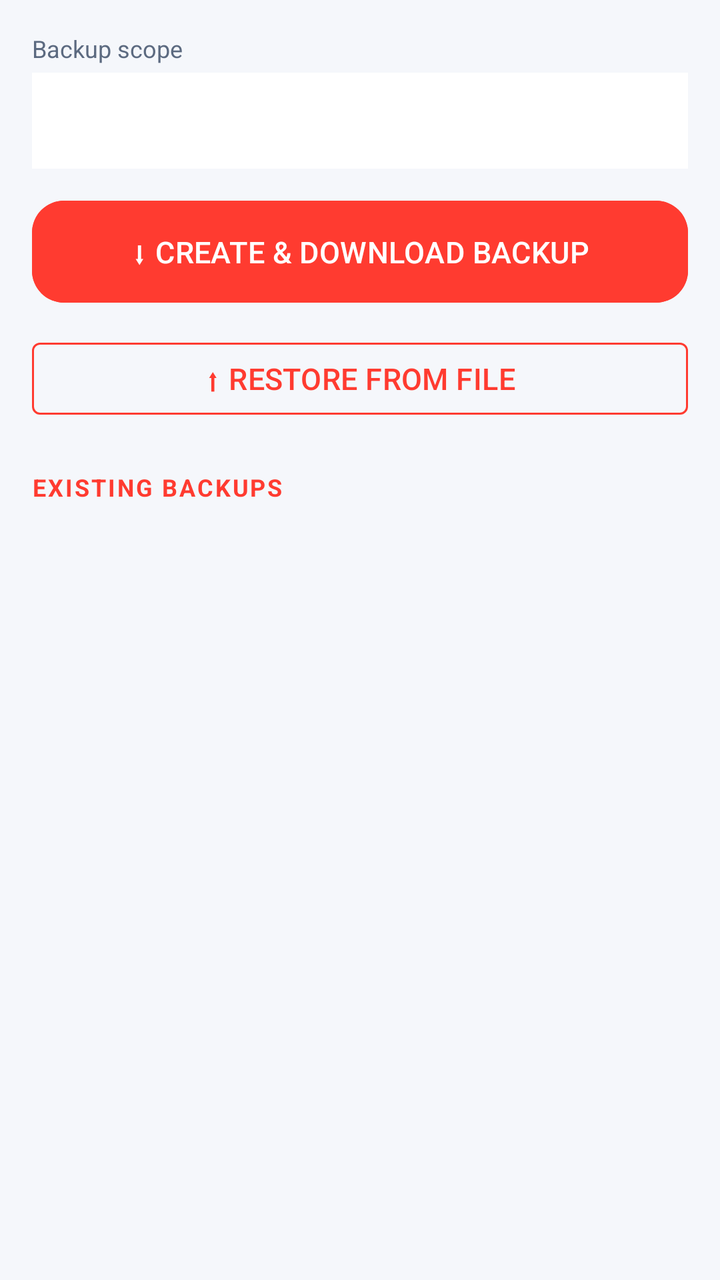
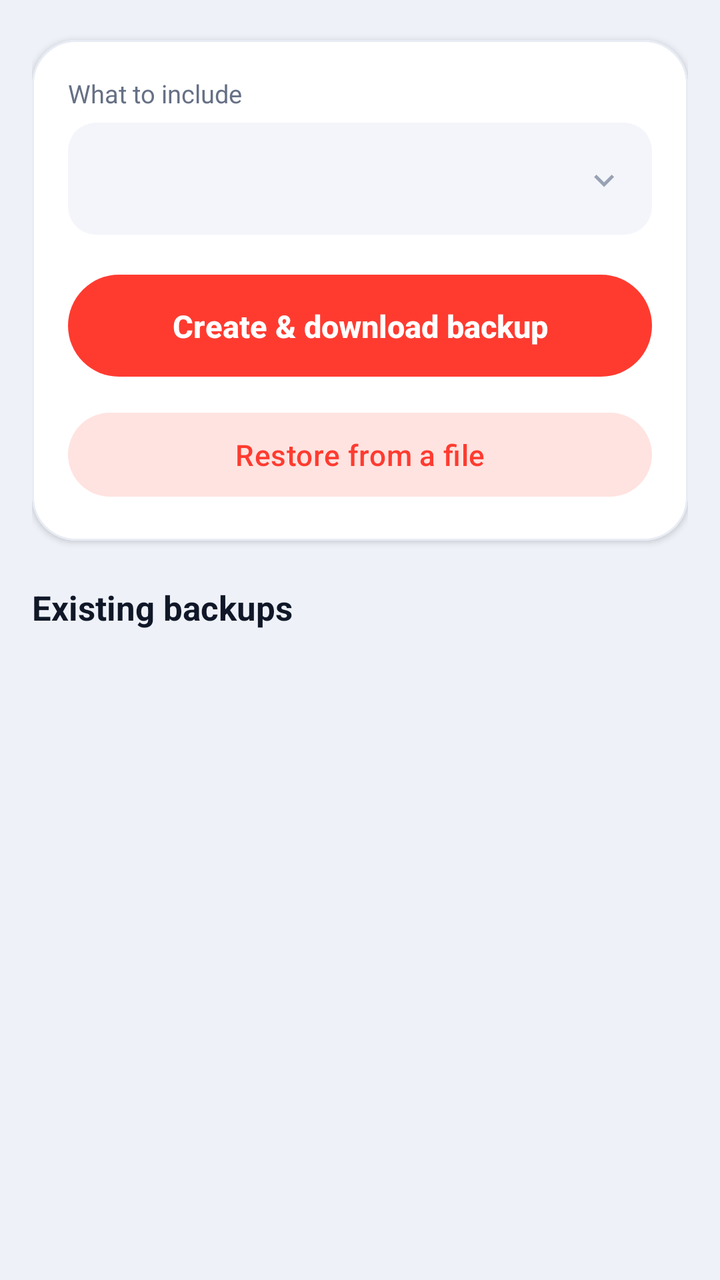

Two renders of the same Android screen: before a commit and after it. Below are the layout's source before the change and the commit's diff.
<!-- AndroidManifest.xml: application theme Theme.ItGuyAssets -->
<!-- res/layout/fragment_backup_restore.xml -->
<?xml version="1.0" encoding="utf-8"?>
<LinearLayout xmlns:android="http://schemas.android.com/apk/res/android"
    android:layout_width="match_parent"
    android:layout_height="match_parent"
    android:orientation="vertical"
    android:background="@color/bg">

    <LinearLayout
        android:layout_width="match_parent"
        android:layout_height="wrap_content"
        android:orientation="vertical"
        android:padding="16dp">

        <TextView style="@style/FieldLabel" android:text="Backup scope" android:layout_marginTop="0dp" />
        <Spinner android:id="@+id/scopeSpinner" android:layout_width="match_parent" android:layout_height="48dp" android:background="@color/surface" />

        <com.google.android.material.button.MaterialButton
            android:id="@+id/createBackupBtn"
            android:layout_width="match_parent"
            android:layout_height="wrap_content"
            android:layout_marginTop="12dp"
            android:backgroundTint="@color/accent"
            android:text="⬇ CREATE &amp; DOWNLOAD BACKUP" />

        <com.google.android.material.button.MaterialButton
            android:id="@+id/restoreBtn"
            style="@style/Widget.MaterialComponents.Button.OutlinedButton"
            android:layout_width="match_parent"
            android:layout_height="wrap_content"
            android:layout_marginTop="10dp"
            android:text="⬆ RESTORE FROM FILE"
            android:textColor="@color/accent"
            app:strokeColor="@color/accent"
            xmlns:app="http://schemas.android.com/apk/res-auto" />

        <TextView style="@style/SectionLabel" android:text="EXISTING BACKUPS" />
    </LinearLayout>

    <androidx.recyclerview.widget.RecyclerView
        android:id="@+id/recycler"
        android:layout_width="match_parent"
        android:layout_height="0dp"
        android:layout_weight="1" />

    <TextView
        android:id="@+id/emptyText"
        android:layout_width="match_parent"
        android:layout_height="wrap_content"
        android:padding="40dp"
        android:gravity="center"
        android:textColor="@color/muted"
        android:text="No backups yet"
        android:visibility="gone" />
</LinearLayout>
<!-- resources referenced by this layout -->
<resources>
  <style name="FieldLabel">
          <item name="android:layout_width">wrap_content</item>
          <item name="android:layout_height">wrap_content</item>
          <item name="android:layout_marginTop">10dp</item>
          <item name="android:layout_marginBottom">4dp</item>
          <item name="android:textColor">@color/muted</item>
          <item name="android:textSize">12sp</item>
      </style>
  <style name="SectionLabel">
          <item name="android:layout_width">wrap_content</item>
          <item name="android:layout_height">wrap_content</item>
          <item name="android:layout_marginTop">22dp</item>
          <item name="android:layout_marginBottom">8dp</item>
          <item name="android:textColor">@color/accent</item>
          <item name="android:textStyle">bold</item>
          <item name="android:textSize">12sp</item>
          <item name="android:letterSpacing">0.08</item>
      </style>
  <style name="Base.Theme.ItGuyAssets" parent="Theme.Material3.DayNight.NoActionBar">
          <item name="colorPrimary">@color/accent</item>
          <item name="colorOnPrimary">@color/on_accent</item>
          <item name="colorPrimaryContainer">@color/accent_container</item>
          <item name="colorOnPrimaryContainer">@color/accent</item>
          <item name="colorSecondary">@color/accent</item>
          <item name="colorSecondaryContainer">@color/accent_container</item>
          <item name="colorOnSecondaryContainer">@color/accent</item>
          <item name="android:colorBackground">@color/bg</item>
          <item name="colorSurface">@color/surface</item>
          
          <item name="elevationOverlayEnabled">false</item>
          <item name="colorSurfaceVariant">@color/surface_variant</item>
          <item name="colorOnSurface">@color/text</item>
          <item name="colorOnSurfaceVariant">@color/muted</item>
          <item name="colorOutline">@color/outline</item>
          <item name="android:windowBackground">@color/bg</item>
          <item name="android:statusBarColor">@color/bg</item>
          <item name="android:navigationBarColor">@color/bg</item>
          
          <item name="materialButtonStyle">@style/Button.IT</item>
          <item name="materialCardViewStyle">@style/Card</item>
          <item name="floatingActionButtonStyle">@style/FabPrimary</item>
      </style>
  <!-- unchanged entries left out for length: 15 -->
</resources>

<!-- the commit's change to res/layout/fragment_backup_restore.xml (unified diff, before → after) -->
@@ -1,54 +1,66 @@
 <?xml version="1.0" encoding="utf-8"?>
 <LinearLayout xmlns:android="http://schemas.android.com/apk/res/android"
+    xmlns:app="http://schemas.android.com/apk/res-auto"
     android:layout_width="match_parent"
     android:layout_height="match_parent"
-    android:orientation="vertical"
-    android:background="@color/bg">
+    android:background="@color/page"
+    android:orientation="vertical">
 
     <LinearLayout
         android:layout_width="match_parent"
         android:layout_height="wrap_content"
         android:orientation="vertical"
-        android:padding="16dp">
+        android:paddingStart="16dp"
+        android:paddingEnd="16dp"
+        android:paddingTop="6dp">
 
-        <TextView style="@style/FieldLabel" android:text="Backup scope" android:layout_marginTop="0dp" />
-        <Spinner android:id="@+id/scopeSpinner" android:layout_width="match_parent" android:layout_height="48dp" android:background="@color/surface" />
+        <com.google.android.material.card.MaterialCardView style="@style/Card">
+            <LinearLayout
+                android:layout_width="match_parent"
+                android:layout_height="wrap_content"
+                android:orientation="vertical"
+                android:padding="18dp">
 
-        <com.google.android.material.button.MaterialButton
-            android:id="@+id/createBackupBtn"
-            android:layout_width="match_parent"
-            android:layout_height="wrap_content"
-            android:layout_marginTop="12dp"
-            android:backgroundTint="@color/accent"
-            android:text="⬇ CREATE &amp; DOWNLOAD BACKUP" />
+                <TextView style="@style/FieldLabel" android:layout_marginTop="0dp" android:text="What to include" />
+                <Spinner android:id="@+id/scopeSpinner" style="@style/Dropdown" />
 
-        <com.google.android.material.button.MaterialButton
-            android:id="@+id/restoreBtn"
-            style="@style/Widget.MaterialComponents.Button.OutlinedButton"
-            android:layout_width="match_parent"
-            android:layout_height="wrap_content"
-            android:layout_marginTop="10dp"
-            android:text="⬆ RESTORE FROM FILE"
-            android:textColor="@color/accent"
-            app:strokeColor="@color/accent"
-            xmlns:app="http://schemas.android.com/apk/res-auto" />
+                <com.google.android.material.button.MaterialButton
+                    android:id="@+id/createBackupBtn"
+                    style="@style/ButtonPill"
+                    android:layout_width="match_parent"
+                    android:layout_height="wrap_content"
+                    android:layout_marginTop="16dp"
+                    android:text="Create &amp; download backup" />
 
-        <TextView style="@style/SectionLabel" android:text="EXISTING BACKUPS" />
+                <com.google.android.material.button.MaterialButton
+                    android:id="@+id/restoreBtn"
+                    style="@style/ButtonPillQuiet"
+                    android:layout_width="match_parent"
+                    android:layout_height="wrap_content"
+                    android:layout_marginTop="10dp"
+                    android:text="Restore from a file" />
+            </LinearLayout>
+        </com.google.android.material.card.MaterialCardView>
+
+        <TextView style="@style/SectionLabel" android:text="Existing backups" />
     </LinearLayout>
 
     <androidx.recyclerview.widget.RecyclerView
         android:id="@+id/recycler"
         android:layout_width="match_parent"
         android:layout_height="0dp"
-        android:layout_weight="1" />
+        android:layout_weight="1"
+        android:clipToPadding="false"
+        android:paddingTop="8dp"
+        android:paddingBottom="24dp" />
 
     <TextView
         android:id="@+id/emptyText"
         android:layout_width="match_parent"
         android:layout_height="wrap_content"
+        android:gravity="center"
         android:padding="40dp"
-        android:gravity="center"
-        android:textColor="@color/muted"
         android:text="No backups yet"
+        android:textColor="@color/text_faint"
         android:visibility="gone" />
 </LinearLayout>
<!-- resource entries referenced after the edit -->
@@ -1,23 +1,66 @@
 <!-- resources referenced by this layout -->
 <resources>
+  <color name="page">#EEF1F8</color>
+  <color name="text_faint">#98A2B3</color>
+  <style name="ButtonPill" parent="Widget.Material3.Button">
+          <item name="cornerRadius">28dp</item>
+          <item name="android:minHeight">54dp</item>
+          <item name="android:paddingTop">15dp</item>
+          <item name="android:paddingBottom">15dp</item>
+          <item name="android:textAllCaps">false</item>
+          <item name="android:textSize">15.5sp</item>
+          <item name="android:textStyle">bold</item>
+          <item name="android:letterSpacing">0</item>
+      </style>
+  <style name="ButtonPillQuiet" parent="Widget.Material3.Button.TonalButton">
+          <item name="cornerRadius">28dp</item>
+          <item name="android:minHeight">50dp</item>
+          <item name="android:textAllCaps">false</item>
+          <item name="android:textSize">14.5sp</item>
+      </style>
+  <style name="Dropdown">
+          <item name="android:layout_width">match_parent</item>
+          <item name="android:layout_height">56dp</item>
+          <item name="android:background">@drawable/dropdown_bg</item>
+          <item name="android:paddingStart">14dp</item>
+          <item name="android:paddingEnd">42dp</item>
+          <item name="android:popupBackground">@color/card</item>
+      </style>
   <style name="FieldLabel">
           <item name="android:layout_width">wrap_content</item>
           <item name="android:layout_height">wrap_content</item>
-          <item name="android:layout_marginTop">10dp</item>
-          <item name="android:layout_marginBottom">4dp</item>
-          <item name="android:textColor">@color/muted</item>
-          <item name="android:textSize">12sp</item>
+          <item name="android:layout_marginTop">14dp</item>
+          <item name="android:layout_marginBottom">6dp</item>
+          <item name="android:textColor">@color/text_soft</item>
+          <item name="android:textSize">12.5sp</item>
       </style>
   <style name="SectionLabel">
           <item name="android:layout_width">wrap_content</item>
           <item name="android:layout_height">wrap_content</item>
           <item name="android:layout_marginTop">22dp</item>
-          <item name="android:layout_marginBottom">8dp</item>
-          <item name="android:textColor">@color/accent</item>
+          <item name="android:layout_marginBottom">2dp</item>
+          <item name="android:textColor">@color/text_strong</item>
           <item name="android:textStyle">bold</item>
-          <item name="android:textSize">12sp</item>
-          <item name="android:letterSpacing">0.08</item>
+          <item name="android:textSize">17sp</item>
       </style>
+  <!-- drawable dropdown_bg (drawable) -->
+  <?xml version="1.0" encoding="utf-8"?>
+  <layer-list xmlns:android="http://schemas.android.com/apk/res/android">
+      <item>
+          <shape android:shape="rectangle">
+              <solid android:color="@color/field_fill" />
+              <corners android:radius="14dp" />
+          </shape>
+      </item>
+      <item
+          android:drawable="@drawable/ic_chevron_down"
+          android:gravity="center_vertical|end"
+          android:end="14dp"
+          android:width="20dp"
+          android:height="20dp" />
+  </layer-list>
+  <color name="text_soft">#667085</color>
+  <color name="text_strong">#101828</color>
   <style name="Base.Theme.ItGuyAssets" parent="Theme.Material3.DayNight.NoActionBar">
           <item name="colorPrimary">@color/accent</item>
           <item name="colorOnPrimary">@color/on_accent</item>
@@ -41,6 +84,51 @@
           <item name="materialButtonStyle">@style/Button.IT</item>
           <item name="materialCardViewStyle">@style/Card</item>
           <item name="floatingActionButtonStyle">@style/FabPrimary</item>
+          <item name="materialAlertDialogTheme">@style/DialogTheme</item>
+          <item name="alertDialogTheme">@style/DialogTheme</item>
+      </style>
+  <color name="field_fill">#F3F5FA</color>
+  <!-- drawable ic_chevron_down (drawable) -->
+  <?xml version="1.0" encoding="utf-8"?>
+  <vector xmlns:android="http://schemas.android.com/apk/res/android"
+      android:width="20dp"
+      android:height="20dp"
+      android:viewportWidth="24"
+      android:viewportHeight="24"
+      android:tint="@color/text_faint">
+      <path
+          android:fillColor="#FFFFFFFF"
+          android:pathData="M7.4,9.6L12,14.2l4.6,-4.6L18,11l-6,6l-6,-6z" />
+  </vector>
+  <style name="DialogTheme" parent="ThemeOverlay.Material3.MaterialAlertDialog">
+          <item name="alertDialogStyle">@style/DialogBody</item>
+          <item name="android:windowMinWidthMajor">88%</item>
+          <item name="android:windowMinWidthMinor">88%</item>
+          <item name="colorSurface">@color/card</item>
+          <item name="android:colorBackground">@color/card</item>
+          <item name="materialAlertDialogTitleTextStyle">@style/DialogTitle</item>
+          <item name="buttonBarPositiveButtonStyle">@style/DialogButton</item>
+          <item name="buttonBarNegativeButtonStyle">@style/DialogButton</item>
+          <item name="buttonBarNeutralButtonStyle">@style/DialogButton</item>
+      </style>
+  <style name="DialogBody" parent="MaterialAlertDialog.Material3">
+          <item name="backgroundTint">@color/card</item>
+          <item name="shapeAppearanceOverlay">@style/DialogShape</item>
+      </style>
+  <style name="DialogTitle" parent="MaterialAlertDialog.Material3.Title.Text">
+          <item name="android:textColor">@color/text_strong</item>
+          <item name="android:textSize">19sp</item>
+          <item name="android:textStyle">bold</item>
+      </style>
+  <style name="DialogButton" parent="Widget.Material3.Button.TextButton.Dialog">
+          <item name="android:textColor">@color/accent</item>
+          <item name="android:textAllCaps">false</item>
+          <item name="android:textSize">14.5sp</item>
+          <item name="android:textStyle">bold</item>
+      </style>
+  <style name="DialogShape">
+          <item name="cornerFamily">rounded</item>
+          <item name="cornerSize">26dp</item>
       </style>
   <!-- unchanged entries left out for length: 15 -->
 </resources>
